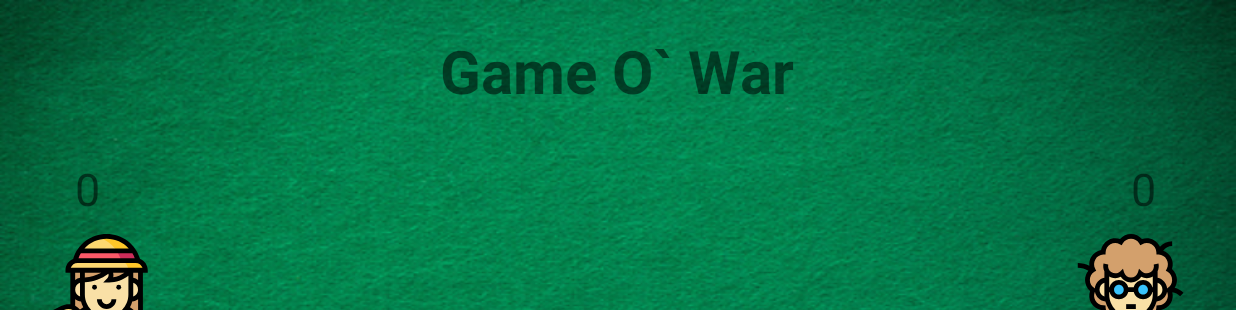
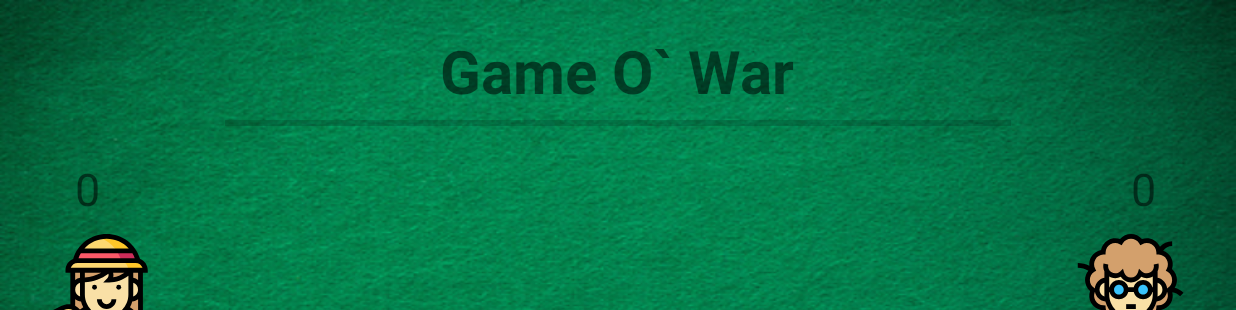
Before and after one commit to Dreamest/WarGame-Premium, an Android app: the MainActivity screen opened directly, with no data from a screen before it, on a phone screen of 824 x 412 dp (held sideways). Shown: the top 310 px of the screen. Run offline under Robolectric (Android 15) with nearby library versions, the phone set to English and light mode, and no system bars.

Commit message:
Added progress bar

```diff
--- a/app/src/main/java/com/dreamest/wargame_premium/MainActivity.java
+++ b/app/src/main/java/com/dreamest/wargame_premium/MainActivity.java
@@ -9,6 +9,7 @@ import android.preference.PreferenceManager;
 import android.view.View;
 import android.widget.ImageButton;
 import android.widget.ImageView;
+import android.widget.ProgressBar;
 import android.widget.TextView;
 
 import org.w3c.dom.Text;
@@ -27,6 +28,7 @@ public class MainActivity extends AppCompatActivity {
     private TextView main_LBL_rightScore;
     private TextView main_LBL_rightName;
     private TextView main_LBL_leftName;
+    private ProgressBar main_BAR_progress;
     private List<Card> deckOfCards;
     private List<Card> player1Deck;
     private List<Card> player2Deck;
@@ -51,6 +53,7 @@ public class MainActivity extends AppCompatActivity {
         main_LBL_leftName = findViewById(R.id.main_LBL_leftName);
         main_IMG_rightIcon = findViewById(R.id.main_IMG_rightIcon);
         main_IMG_leftIcon = findViewById(R.id.main_IMG_leftIcon);
+        main_BAR_progress = findViewById(R.id.main_BAR_progress);
 
         initGame();
 
@@ -100,10 +103,18 @@ public class MainActivity extends AppCompatActivity {
     }
 
     private void initGame() {
-        SharedPreferences settings = PreferenceManager.getDefaultSharedPreferences(this);
 
         p1Score = 0;
         p2Score = 0;
+
+        updateSettings();
+        updateScore();
+        create_deck();
+        dealCards();
+    }
+
+    private void updateSettings() {
+        SharedPreferences settings = PreferenceManager.getDefaultSharedPreferences(this);
         String s;
         s = settings.getString(AvatarActivity.PLAYER_1_AVATAR, AvatarActivity.CHARACTER_1);
         int playerOneID = getResources().getIdentifier(s, "drawable", getPackageName());
@@ -116,16 +127,12 @@ public class MainActivity extends AppCompatActivity {
         main_IMG_rightIcon.setImageResource(playerTwoID);
         s = settings.getString(SettingsActivity.PLAYER_2_NAME, "player 2");
         main_LBL_rightName.setText(s);
-
-
-        updateScore();
-        create_deck();
-        dealCards();
     }
 
     private void updateScore() {
         main_LBL_leftScore.setText(p1Score + "");
         main_LBL_rightScore.setText(p2Score + "");
+        main_BAR_progress.setProgress(counter);
     }
 
     private void dealCards() {
--- a/app/src/main/res/layout/activity_main.xml
+++ b/app/src/main/res/layout/activity_main.xml
@@ -18,6 +18,21 @@
         android:text="@string/gameName"
         android:textSize="40sp"
         android:textStyle="bold"
+        />
+
+    <ProgressBar
+        android:id="@+id/main_BAR_progress"
+
+        android:layout_width="match_parent"
+        android:layout_height="wrap_content"
+        android:layout_below="@+id/main_LBL_title"
+        android:layout_centerHorizontal="true"
+        android:layout_marginEnd="150dp"
+        android:layout_marginStart="150dp"
+        android:max="26"
+
+        style="@style/Widget.AppCompat.ProgressBar.Horizontal"
+
         />
     <ImageView
         android:id="@+id/main_IMG_leftIcon"
```
